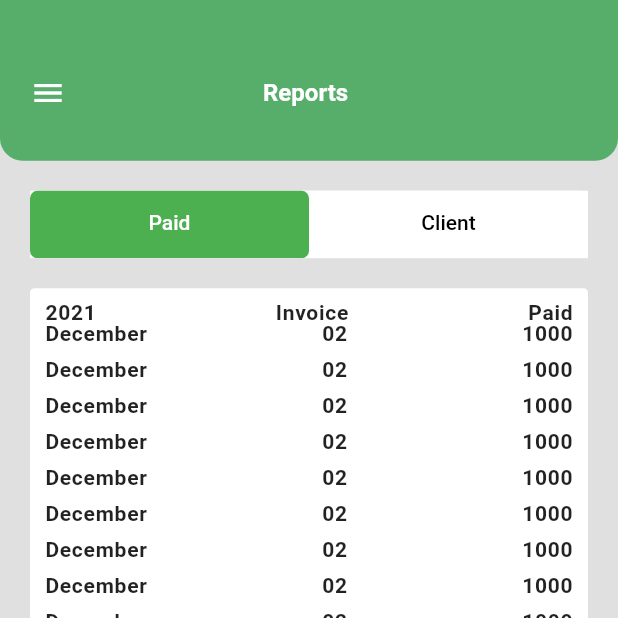
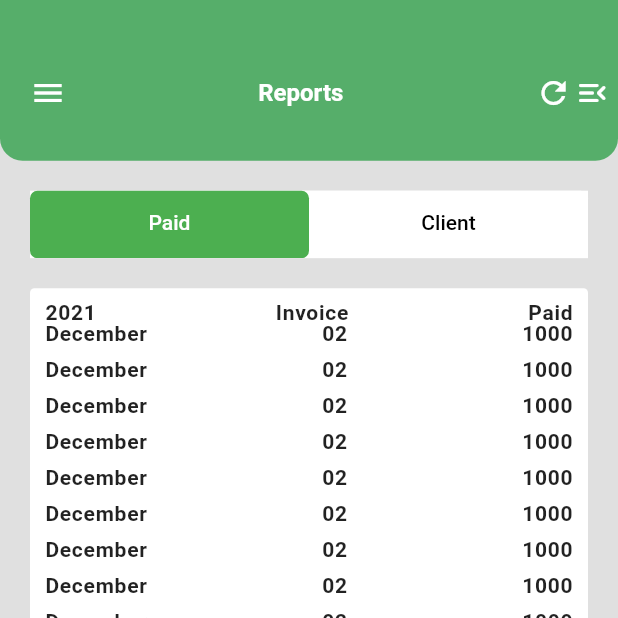
Before and after one commit to Qalb-E-Abbas/InvoiceAppUI, a Flutter app: the ReportScreenTabs screen opened directly, on a phone screen of 412 x 824 dp, the top half of it. Run offline on Flutter 3.47's test engine with Material 2 defaults, Android fonts, the phone set to English and light mode, and no system bars; Roboto replaces fonts that are missing (Poppins); statements that could not run were skipped.

Commit message:
Folders arranged

```diff
--- a/lib/Model/dart/bottomNavigation.dart
+++ b/lib/Views/Bottom Navigation/bottomNavigation.dart
@@ -72,7 +72,7 @@ class _BottomTab extends State<BottomTab> {
 
             items: <BottomNavigationBarItem>[
               BottomNavigationBarItem(
-                icon: ImageIcon(AssetImage(Assets.imagesCustomer),color: Colors.white,size: 27,),
+                icon: ImageIcon(AssetImage('images/price-list.png'),color: Colors.white,size: 27,),
                 title: new Text(''),
               ),
               BottomNavigationBarItem(
--- a/lib/Views/report_screens_tabs.dart
+++ b/lib/Views/Tabs Screens/report_screens_tabs.dart
@@ -1,6 +1,7 @@
 import 'package:flutter/material.dart';
 import 'package:invoiceapp/Views/report_client_view.dart';
 import 'package:invoiceapp/Views/report_paid_view.dart';
+import 'package:invoiceapp/common/horizontal_width.dart';
 import 'package:invoiceapp/configurations/AppColors.dart';
 
 class ReportScreenTabs extends StatefulWidget {
@@ -59,10 +60,20 @@ class _ReportScreenTabsState extends State<ReportScreenTabs> with TickerProvider
                                 color: Colors.white,fontSize: 16,
                                 fontWeight: FontWeight.bold),),
 
-                          Text("Report",
-                            style: TextStyle(
-                                color:AppColors.primaryColor,fontSize: 16,
-                                fontWeight: FontWeight.bold),),
+                          Padding(
+                            padding: const EdgeInsets.only(right: 5),
+                            child: Row(
+                              children: [
+
+                                Icon(Icons.refresh, color: Colors.white,),
+
+                                HorizontalWidth(width: 2,),
+
+                                Icon(Icons.menu_open_rounded, color: Colors.white,)
+
+                              ],
+                            ),
+                          ),
                         ],
                       ),
                     ),
```
Also changed, not shown: lib/Views/Tabs Screens/home_tabs.dart (renamed from lib/Views/home.dart).
